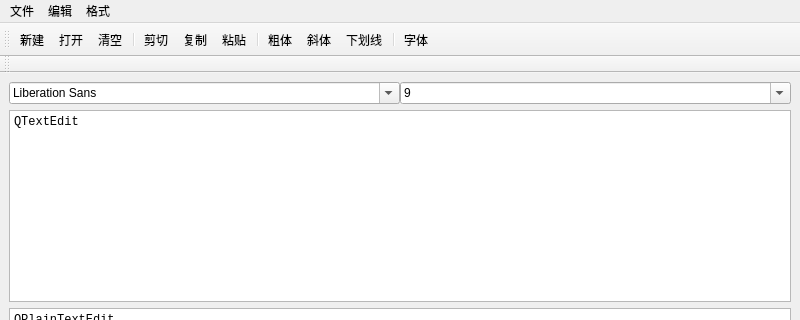
bss9395/bss9395.github.io, file _en/Computer/Operating_System/Qt_C++_Programming/Notebook/Notebook.ui: the form before one commit; both pictures show x 0 to 800 and y 0 to 320 of the 800 by 600 pixel window.
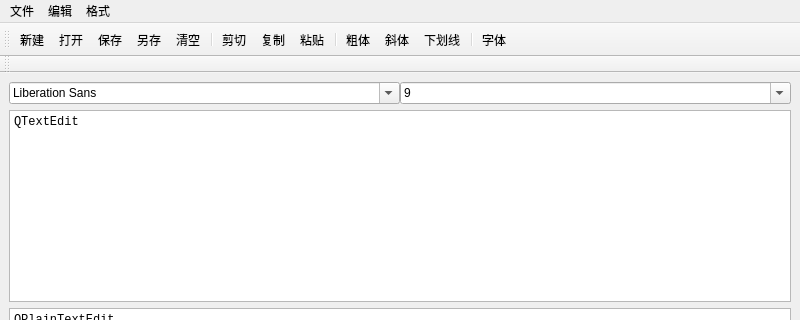
The form after the commit. Icons and pictures are not drawn.

```diff
--- a/_en/Computer/Operating_System/Qt_C++_Programming/Notebook/Notebook.ui
+++ b/_en/Computer/Operating_System/Qt_C++_Programming/Notebook/Notebook.ui
@@ -517,6 +517,8 @@
    </attribute>
    <addaction name="A_New"/>
    <addaction name="A_Open"/>
+   <addaction name="A_Save"/>
+   <addaction name="A_Save_As"/>
    <addaction name="A_Clear"/>
    <addaction name="separator"/>
    <addaction name="A_Cut"/>
@@ -659,6 +661,24 @@
     <string>字体</string>
    </property>
   </action>
+  <action name="A_Save">
+   <property name="icon">
+    <iconset resource="../Sheet/resources.qrc">
+     <normaloff>:/images/save.png</normaloff>:/images/save.png</iconset>
+   </property>
+   <property name="text">
+    <string>保存</string>
+   </property>
+  </action>
+  <action name="A_Save_As">
+   <property name="icon">
+    <iconset resource="../Sheet/resources.qrc">
+     <normaloff>:/images/save.png</normaloff>:/images/save.png</iconset>
+   </property>
+   <property name="text">
+    <string>另存</string>
+   </property>
+  </action>
  </widget>
  <resources>
   <include location="Resources.qrc"/>
```
Left out of the diff: 34 changed lines with no effect on the pictures.
